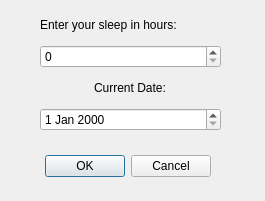
Above: sleep.ui from kevinlucas23/getFit before the change. Below: the same form after it.
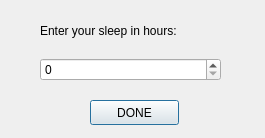
That is the form after the change.

Commit message: modified mainmenu to take in values from all dialogs

Patch:
```diff
--- a/sleep.ui
+++ b/sleep.ui
@@ -7,35 +7,19 @@
     <x>0</x>
     <y>0</y>
     <width>265</width>
-    <height>201</height>
+    <height>138</height>
    </rect>
   </property>
   <property name="windowTitle">
    <string>Dialog</string>
   </property>
-  <widget class="QDialogButtonBox" name="buttonBox">
-   <property name="geometry">
-    <rect>
-     <x>40</x>
-     <y>150</y>
-     <width>171</width>
-     <height>32</height>
-    </rect>
-   </property>
-   <property name="orientation">
-    <enum>Qt::Horizontal</enum>
-   </property>
-   <property name="standardButtons">
-    <set>QDialogButtonBox::Cancel|QDialogButtonBox::Ok</set>
-   </property>
-  </widget>
   <widget class="QWidget" name="verticalLayoutWidget">
    <property name="geometry">
     <rect>
      <x>40</x>
      <y>10</y>
      <width>181</width>
-     <height>121</height>
+     <height>71</height>
     </rect>
    </property>
    <layout class="QVBoxLayout" name="verticalLayout">
@@ -47,20 +31,23 @@
      </widget>
     </item>
     <item>
-     <widget class="QSpinBox" name="spinBox"/>
-    </item>
-    <item alignment="Qt::AlignHCenter">
-     <widget class="QLabel" name="label_2">
-      <property name="text">
-       <string>Current Date:</string>
-      </property>
-     </widget>
-    </item>
-    <item>
-     <widget class="QDateEdit" name="dateEdit"/>
+     <widget class="QSpinBox" name="sleep"/>
     </item>
    </layout>
   </widget>
+  <widget class="QPushButton" name="pushButton">
+   <property name="geometry">
+    <rect>
+     <x>90</x>
+     <y>100</y>
+     <width>89</width>
+     <height>25</height>
+    </rect>
+   </property>
+   <property name="text">
+    <string>DONE</string>
+   </property>
+  </widget>
  </widget>
  <resources/>
  <connections>
```
Left out of the diff: 35 changed lines with no effect on the pictures. The commit also changes 28 other files.
